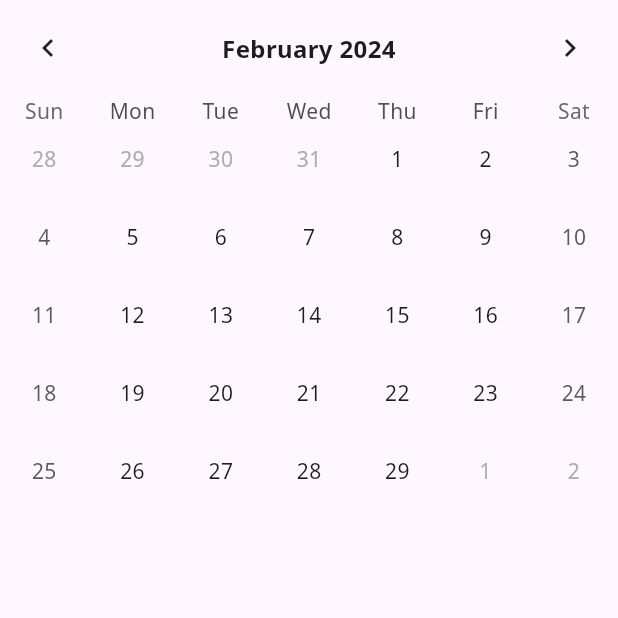
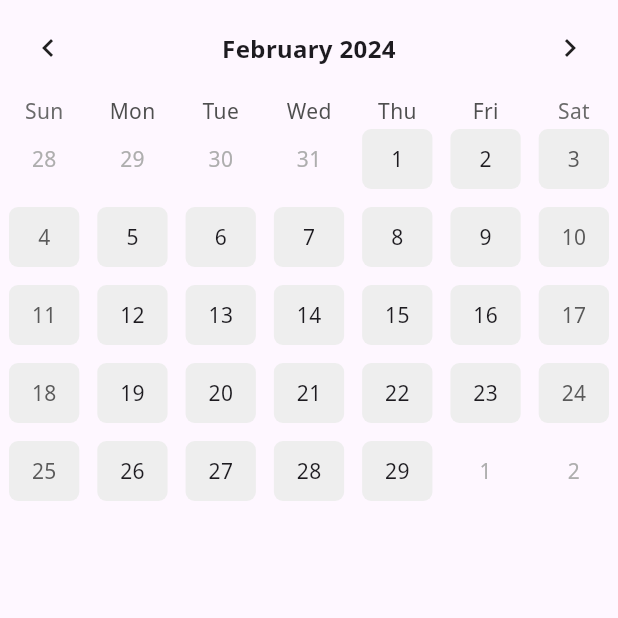
Before and after one commit to kimgeuntae/flutter_calendar_scheduler, a Flutter app: the screen it shows after launch, on a phone screen of 412 x 824 dp, the top half of it. Run offline on Flutter 3.47's test engine with Material 3 defaults, Android fonts, the phone set to English and light mode, and no system bars; drawn by our look-alikes of table_calendar.

Commit message:
Mod: 날짜 데코레이션 변경

```diff
--- a/lib/component/calendar.dart
+++ b/lib/component/calendar.dart
@@ -13,6 +13,11 @@ class _CalendarState extends State<Calendar> {
 
   @override
   Widget build(BuildContext context) {
+    final defaultBoxDeco = BoxDecoration(
+      borderRadius: BorderRadius.circular(6.0),
+      color: Colors.grey[200],
+    );
+
     return TableCalendar(
       focusedDay: DateTime.now(),
       firstDay: DateTime(1800),
@@ -27,6 +32,8 @@ class _CalendarState extends State<Calendar> {
       ),
       calendarStyle: CalendarStyle(
         isTodayHighlighted: false,
+        defaultDecoration: defaultBoxDeco,
+        weekendDecoration: defaultBoxDeco,
       ),
       onDaySelected: (DateTime selectedDay, DateTime focusedDay) {
         print(selectedDay);
```
